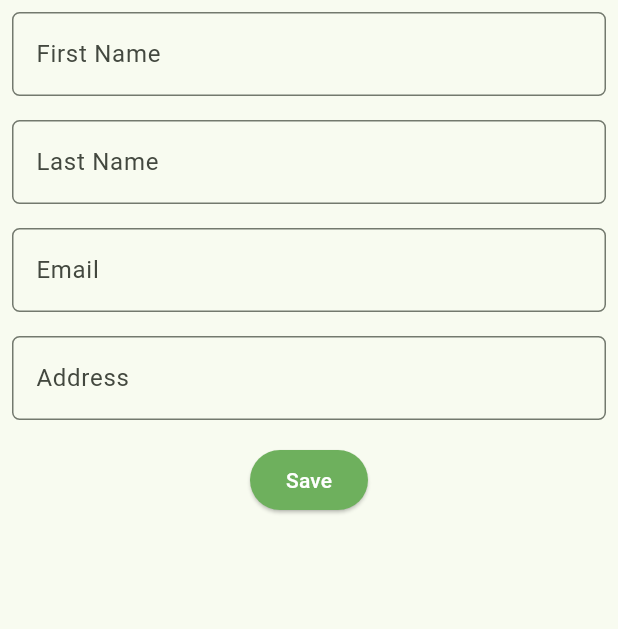
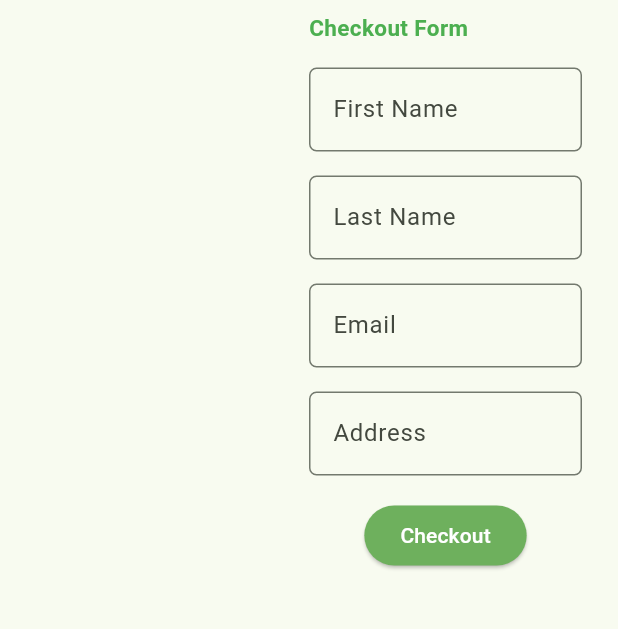
Before and after one commit to PBP-D01/BukuKu-mobile, a Flutter app: the CheckoutFormPage screen opened directly with empty values, on a phone screen of 412 x 824 dp, the part 84-713 px from its top. Run offline on Flutter 3.47's test engine with Material 3 defaults, Android fonts, the phone set to English and light mode, and no system bars; missing offline and left inert: pbp_django_auth.

Commit message:
fix checkout form

```diff
--- /dev/null
+++ b/lib/checkout/models/checkout.dart
@@ -0,0 +1,65 @@
+// To parse this JSON data, do
+//
+//     final Checkout = CheckoutFromJson(jsonString);
+
+import 'dart:convert';
+
+List<Checkout> checkoutFromJson(String str) => List<Checkout>.from(json.decode(str).map((x) => Checkout.fromJson(x)));
+
+String checkoutToJson(List<Checkout> data) => json.encode(List<dynamic>.from(data.map((x) => x.toJson())));
+
+class Checkout {
+    String model;
+    int pk;
+    Fields fields;
+
+    Checkout({
+        required this.model,
+        required this.pk,
+        required this.fields,
+    });
+
+    factory Checkout.fromJson(Map<String, dynamic> json) => Checkout(
+        model: json["model"],
+        pk: json["pk"],
+        fields: Fields.fromJson(json["fields"]),
+    );
+
+    Map<String, dynamic> toJson() => {
+        "model": model,
+        "pk": pk,
+        "fields": fields.toJson(),
+    };
+}
+
+class Fields {
+    int user;
+    String first_name;
+    String last_name;
+    String email;
+    String address;
+
+    Fields({
+        required this.user,
+        required this.first_name,
+        required this.last_name,
+        required this.email,
+        required this.address,
+    });
+
+    factory Fields.fromJson(Map<String, dynamic> json) => Fields(
+        user: json["user"],
+        first_name: json["first_name"],
+        last_name: json["last_name"],
+        email: json["email"],
+        address: json["address"]
+    );
+
+    Map<String, dynamic> toJson() => {
+        "user": user,
+        "first_name": first_name,
+        "last_name": last_name,
+        "email": email,
+        "address": address,
+    };
+}
--- /dev/null
+++ b/lib/checkout/screens/checkout_form.dart
@@ -0,0 +1,258 @@
+import 'dart:convert';
+import 'package:flutter/material.dart';
+import 'package:pbp_django_auth/pbp_django_auth.dart';
+import 'package:provider/provider.dart';
+import 'package:bukuku/screens/menu.dart';
+import 'package:bukuku/widgets/left_drawer.dart';
+
+class CheckoutFormPage extends StatefulWidget {
+  final int id;
+  const CheckoutFormPage({super.key, required this.id});
+
+  @override
+  State<CheckoutFormPage> createState() => _CheckoutFormPageState();
+}
+
+class _CheckoutFormPageState extends State<CheckoutFormPage> {
+  final _formKey = GlobalKey<FormState>();
+  String _firstname = "";
+  String _lastname = "";
+  String _email = "";
+  String _address = "";
+
+  @override
+  Widget build(BuildContext context) {
+    final int id = widget.id;
+    final request = context.watch<CookieRequest>();
+
+    return Scaffold(
+      appBar: AppBar(
+        title: const Center(
+          child: Text(
+            'Checkout',
+          ),
+        ),
+        backgroundColor: const Color.fromARGB(255, 110, 176, 93),
+        foregroundColor: Colors.white,
+      ),
+      drawer: LeftDrawer(id: id),
+      body: Padding(
+        padding: const EdgeInsets.only(right: 16.0),
+        child: Row(
+          children: [
+            Expanded(
+              child: Container(),
+            ),
+            Expanded(
+              flex: 1,
+              child: Column(
+                crossAxisAlignment: CrossAxisAlignment.start,
+                children: [
+                  Padding(
+                    padding: const EdgeInsets.all(8.0),
+                    child: Text(
+                      'Checkout Form',
+                      style: TextStyle(
+                        fontSize: 15.0,
+                        fontWeight: FontWeight.bold,
+                        color: Colors.green
+                      ),
+                    ),
+                  ),
+                  Form(
+                    key: _formKey,
+                    child: SingleChildScrollView(
+                      child: Column(
+                        crossAxisAlignment: CrossAxisAlignment.start,
+                        children: [
+                          Padding(
+                            padding: const EdgeInsets.all(8.0),
+                            child: TextFormField(
+                              decoration: InputDecoration(
+                                hintText: "First Name",
+                                labelText: "First Name",
+                                border: OutlineInputBorder(
+                                  borderRadius: BorderRadius.circular(5.0),
+                                ),
+                              ),
+                              onChanged: (String? value) {
+                                setState(() {
+                                  _firstname = value!;
+                                });
+                              },
+                              validator: (String? value) {
+                                if (value == null || value.isEmpty) {
+                                  return "First Name tidak boleh kosong!";
+                                }
+                                return null;
+                              },
+                            ),
+                          ),
+                          Padding(
+                            padding: const EdgeInsets.all(8.0),
+                            child: TextFormField(
+                              decoration: InputDecoration(
+                                hintText: "Last Name",
+                                labelText: "Last Name",
+                                border: OutlineInputBorder(
+                                  borderRadius: BorderRadius.circular(5.0),
+                                ),
+                              ),
+                              onChanged: (String? value) {
+                                setState(() {
+                                  _lastname = value!;
+                                });
+                              },
+                              validator: (String? value) {
+                                if (value == null || value.isEmpty) {
+                                  return "Last Name tidak boleh kosong!";
+                                }
+                                return null;
+                              },
+                            ),
+                          ),
+                          Padding(
+                            padding: const EdgeInsets.all(8.0),
+                            child: TextFormField(
+                              decoration: InputDecoration(
+                                hintText: "Email",
+                                labelText: "Email",
+                                border: OutlineInputBorder(
+                                  borderRadius: BorderRadius.circular(5.0),
+                                ),
+                              ),
+                              onChanged: (String? value) {
+                                setState(() {
+                                  _email = value!;
+                                });
+                              },
+                              validator: (String? value) {
+                                if (value == null || value.isEmpty) {
+                                  return "Email tidak boleh kosong!";
+                                }
+                                return null;
+                              },
+                            ),
+                          ),
+                          Padding(
+                            padding: const EdgeInsets.all(8.0),
+                            child: TextFormField(
+                              decoration: InputDecoration(
+                                hintText: "Address",
+                                labelText: "Address",
+                                border: OutlineInputBorder(
+                                  borderRadius: BorderRadius.circular(5.0),
+                                ),
+                              ),
+                              onChanged: (String? value) {
+                                setState(() {
+                                  _address = value!;
+                                });
+                              },
+                              validator: (String? value) {
+                                if (value == null || value.isEmpty) {
+                                  return "Address tidak boleh kosong!";
+                                }
+                                return null;
+                              },
+                            ),
+                          ),
+                          Padding(
+                            padding: const EdgeInsets.all(8.0),
+                            child: Align(
+                              alignment: Alignment.bottomCenter,
+                            child: ElevatedButton(
+                              style: ButtonStyle(
+                                backgroundColor: MaterialStateProperty.all(
+                                  const Color.fromARGB(255, 110, 176, 93),
+                                ),
+                              ),
+                              onPressed: () async {
+                                if (_formKey.currentState!.validate()) {
+                                  final response = await request.postJson(
+                                    "https://bukuku-d01-tk.pbp.cs.ui.ac.id/checkout/checkout_flutter/",
+                                    jsonEncode(<String, String>{
+                                      'first_name': _firstname,
+                                      'last_name': _lastname,
+                                      'email': _email,
+                                      'address': _address,
+                                    }),
+                                  );
+
+
+                                  if (response['status'] == 'success') {
+                                    ScaffoldMessenger.of(context).showSnackBar(
+                                      const SnackBar(
+                                        content: Text(
+                                          "Checkout berhasil!",
+                                        ),
+                                      ),
+                                    );
+                                    // Navigator.pushReplacement(
+                                    //   context,
+                                    //   MaterialPageRoute(
+                                    //     builder: (context) =>
+                                    //         MyHomePage(id: id),
+                                    //   ),
+                                    // );
+                                  } else {
+                                    ScaffoldMessenger.of(context).showSnackBar(
+                                      const SnackBar(
+                                        content: Text(
+                                          "Terdapat kesalahan, silakan coba lagi.",
+                                        ),
+                                      ),
+                                    );
+                                  }
+
+                                  showDialog(
+                                    context: context,
+                                    builder: (context) {
+                                      return AlertDialog(
+                                        title: const Text(
+                                          'Checkout berhasil!',
+                                        ),
+                                        content: SingleChildScrollView(
+                                          child: Column(
+                                            crossAxisAlignment:
+                                                CrossAxisAlignment.start,
+                                            children: [
+                                              Text('Terima kasih sudah melakukan pembelian, $_firstname.'),
+                                              Text('Detail pembayaran dapat dilihat pada ($_email)'),
+                                            ],
+                                          ),
+                                        ),
+                                        actions: [
+                                          TextButton(
+                                            child: const Text('OK'),
+                                            onPressed: () {
+                                              Navigator.pop(context);
+                                            },
+                                          ),
+                                        ],
+                                      );
+                                    },
+                                  );
+                                  _formKey.currentState!.reset();
+                                }
+                              },
+                              child: const Text(
+                                "Checkout",
+                                style: TextStyle(color: Colors.white),
+                              ),
+                            ),
+                          ),
+                          ),
+                        ],
+                      ),
+                    ),
+                  ),
+                ],
+              ),
+            ),
+          ],
+        ),
+      ),
+    );
+  }
+}
--- a/lib/main.dart
+++ b/lib/main.dart
@@ -5,7 +5,6 @@ import 'package:provider/provider.dart';
 import 'package:bukuku/screens/login.dart';
 
 import 'package:bukuku/screens/menu.dart';
-// /Users/joshuajodrian/repos/flutter/bin
 void main() {
   runApp(const MyApp());
 }
--- a/lib/screens/checkout_form.dart
+++ /dev/null
@@ -1,220 +0,0 @@
-import 'dart:convert';
-import 'package:flutter/material.dart';
-import 'package:pbp_django_auth/pbp_django_auth.dart';
-import 'package:provider/provider.dart';
-// TODO: Impor drawer yang sudah dibuat sebelumnya
-import 'package:bukuku/screens/menu.dart';
-import 'package:bukuku/widgets/left_drawer.dart';
-
-class CheckoutFormPage extends StatefulWidget {
-  final int id;
-  const CheckoutFormPage({super.key, required this.id});
-
-  @override
-  State<CheckoutFormPage> createState() => _CheckoutFormPageState();
-}
-
-class _CheckoutFormPageState extends State<CheckoutFormPage> {
-  final _formKey = GlobalKey<FormState>();
-  String _firstname = "";
-  String _lastname = "";
-  String _email = "";
-  String _address = "";
-  @override
-  Widget build(BuildContext context) {
-    final int id = widget.id;
-    final request = context.watch<CookieRequest>();
-    return Scaffold(
-      appBar: AppBar(
-        title: const Center(
-          child: Text(
-            'Checkout',
-          ),
-        ),
-        backgroundColor: const Color.fromARGB(255, 110, 176, 93),
-        foregroundColor: Colors.white,
-      ),
-      // TODO: Tambahkan drawer yang sudah dibuat di sini
-      drawer: LeftDrawer(id: id),
-      body: Form(
-        key: _formKey,
-        child: SingleChildScrollView(
-          child: Column(
-            crossAxisAlignment: CrossAxisAlignment.start,
-            children: [
-              Padding(
-                padding: const EdgeInsets.all(8.0),
-                child: TextFormField(
-                  decoration: InputDecoration(
-                    hintText: "First Name",
-                    labelText: "First Name",
-                    border: OutlineInputBorder(
-                      borderRadius: BorderRadius.circular(5.0),
-                    ),
-                  ),
-                  onChanged: (String? value) {
-                    setState(() {
-                      _firstname = value!;
-                    });
-                  },
-                  validator: (String? value) {
-                    if (value == null || value.isEmpty) {
-                      return "First Name tidak boleh kosong!";
-                    }
-                    return null;
-                  },
-                ),
-              ),
-              Padding(
-                padding: const EdgeInsets.all(8.0),
-                child: TextFormField(
-                  decoration: InputDecoration(
-                    hintText: "Last Name",
-                    labelText: "Last Name",
-                    border: OutlineInputBorder(
-                      borderRadius: BorderRadius.circular(5.0),
-                    ),
-                  ),
-                  onChanged: (String? value) {
-                    setState(() {
-                      _lastname = value!;
-                    });
-                  },
-                  validator: (String? value) {
-                    if (value == null || value.isEmpty) {
-                      return "Last Name tidak boleh kosong!";
-                    }
-                    return null;
-                  },
-                ),
-              ),
-              Padding(
-                padding: const EdgeInsets.all(8.0),
-                child: TextFormField(
-                  decoration: InputDecoration(
-                    hintText: "Email",
-                    labelText: "Email",
-                    border: OutlineInputBorder(
-                      borderRadius: BorderRadius.circular(5.0),
-                    ),
-                  ),
-                  onChanged: (String? value) {
-                    setState(() {
-                      // TODO: Tambahkan variabel yang sesuai
-                      _email = value!;
-                    });
-                  },
-                  validator: (String? value) {
-                    if (value == null || value.isEmpty) {
-                      return "Email tidak boleh kosong!";
-                    }
-                    return null;
-                  },
-                ),
-              ),
-              Padding(
-                padding: const EdgeInsets.all(8.0),
-                child: TextFormField(
-                  decoration: InputDecoration(
-                    hintText: "Address",
-                    labelText: "Address",
-                    border: OutlineInputBorder(
-                      borderRadius: BorderRadius.circular(5.0),
-                    ),
-                  ),
-                  onChanged: (String? value) {
-                    setState(() {
-                      // TODO: Tambahkan variabel yang sesuai
-                      _address = value!;
-                    });
-                  },
-                  validator: (String? value) {
-                    if (value == null || value.isEmpty) {
-                      return "Address tidak boleh kosong!";
-                    }
-                    return null;
-                  },
-                ),
-              ),
-              Align(
-                alignment: Alignment.bottomCenter,
-                child: Padding(
-                  padding: const EdgeInsets.all(8.0),
-                  child: ElevatedButton(
-                    style: ButtonStyle(
-                      backgroundColor: MaterialStateProperty.all(
-                          const Color.fromARGB(255, 110, 176, 93)),
-                    ),
-                    onPressed: () async {
-                      if (_formKey.currentState!.validate()) {
-                        final response = await request.postJson(
-                            "http://127.0.0.1:8000/checkout-flutter/",
-                            jsonEncode(<String, String>{
-                              'first name': _firstname,
-                              'last name': _lastname,
-                              'email': _email,
-                              'address': _address,
-                              // TODO: Sesuaikan field data sesuai dengan aplikasimu
-                            }));
-
-                        if (response['status'] == 'success') {
-                          ScaffoldMessenger.of(context)
-                              .showSnackBar(const SnackBar(
-                            content: Text("Item baru berhasil disimpan!"),
-                          ));
-                          Navigator.pushReplacement(
-                            context,
-                            MaterialPageRoute(
-                                builder: (context) => MyHomePage(id: id)),
-                          );
-                        } else {
-                          ScaffoldMessenger.of(context)
-                              .showSnackBar(const SnackBar(
-                            content:
-                                Text("Terdapat kesalahan, silakan coba lagi."),
-                          ));
-                        }
-                        showDialog(
-                          context: context,
-                          builder: (context) {
-                            return AlertDialog(
-                              title: const Text('Buku berhasil tersimpan'),
-                              content: SingleChildScrollView(
-                                child: Column(
-                                  crossAxisAlignment: CrossAxisAlignment.start,
-                                  children: [
-                                    Text('First Name: $_firstname'),
-                                    Text('Last Name: $_lastname'),
-                                    Text('Email: $_email'),
-                                    Text('Address: $_address'),
-                                  ],
-                                ),
-                              ),
-                              actions: [
-                                TextButton(
-                                  child: const Text('OK'),
-                                  onPressed: () {
-                                    Navigator.pop(context);
-                                  },
-                                ),
-                              ],
-                            );
-                          },
-                        );
-                        _formKey.currentState!.reset();
-                      }
-                    },
-                    child: const Text(
-                      "Save",
-                      style: TextStyle(color: Colors.white),
-                    ),
-                  ),
-                ),
-              ),
-            ],
-          ),
-        ),
-      ),
-    );
-  }
-}
--- a/lib/screens/login.dart
+++ b/lib/screens/login.dart
@@ -1,7 +1,7 @@
 import 'package:bukuku/screens/menu.dart';
 import 'package:bukuku/screens/register.dart';
 import 'package:flutter/material.dart';
-import 'package:pbp_django_auth/pbp_django_auth.dart' show CookieRequest;
+import 'package:pbp_django_auth/pbp_django_auth.dart';
 import 'package:provider/provider.dart';
 
 void main() {
--- a/lib/widgets/card.dart
+++ b/lib/widgets/card.dart
@@ -37,7 +37,7 @@ class ShopCard extends StatelessWidget {
           } else if (item.name == "Logout") {
             final response = await request.logout(
                 // TODO: Ganti URL dan jangan lupa tambahkan trailing slash (/) di akhir URL!
-                "https://nabila-zavira-tugas.pbp.cs.ui.ac.id/auth/logout/");
+                "https://bukuku-d01-tk.pbp.cs.ui.ac.idlogout/");
             String message = response["message"];
             if (response['status']) {
               String uname = response["username"];
--- a/lib/widgets/left_drawer.dart
+++ b/lib/widgets/left_drawer.dart
@@ -1,6 +1,6 @@
 import 'package:flutter/material.dart';
 import 'package:bukuku/screens/menu.dart';
-import 'package:bukuku/screens/checkout_form.dart';
+import 'package:bukuku/checkout/screens/checkout_form.dart';
 
 
 class LeftDrawer extends StatelessWidget {
```
Also changed, not shown: pubspec.lock, 1 other file.
